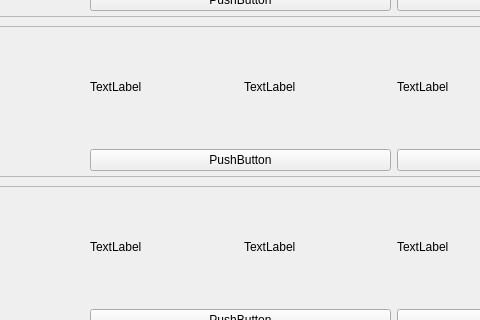
The window that ui/warden_view.ui (sipsmehta/Face-Recognition-Surveillance-) describes before a commit, drawn with Qt 5; both pictures show x 82 to 562 and y 194 to 514 of the 796 by 600 pixel window.
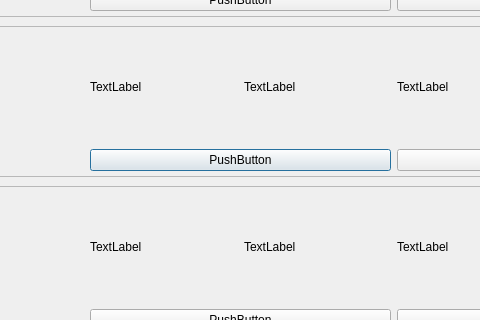
The same window after the commit.

Commit message: connected warden ui to app

Diff of the .ui file:
```diff
--- a/ui/warden_view.ui
+++ b/ui/warden_view.ui
@@ -1,7 +1,7 @@
 <?xml version="1.0" encoding="UTF-8"?>
 <ui version="4.0">
  <class>warden_view</class>
- <widget class="QMainWindow" name="warden_view">
+    <widget class="QDialog" name="warden_view">
   <property name="geometry">
    <rect>
     <x>0</x>
```
Left out of the diff: 4 changed lines with no effect on the pictures. Lines whose indentation alone changed are shown as unchanged. The commit also changes 4 other files.
